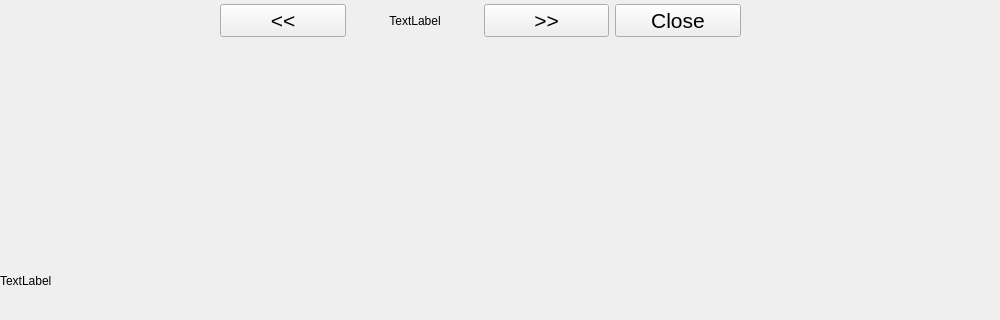
This is ui.ui in joan-arau/grow as Qt 5 draws it before an edit; both pictures show x 0 to 1000 and y 0 to 320 of the 1000 by 602 pixel window. The edited form follows.
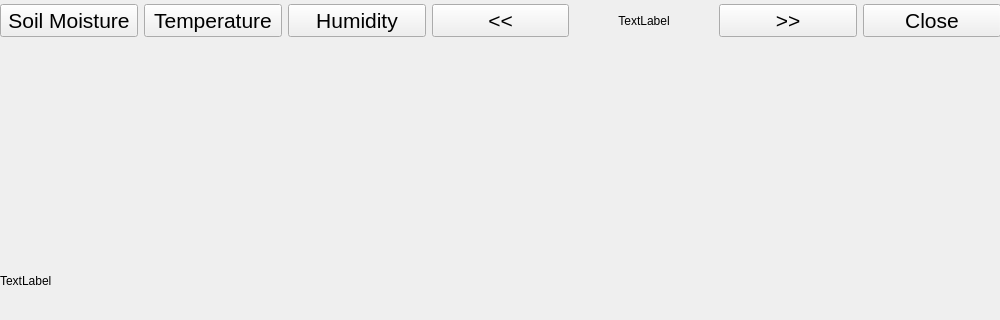
This is the edited form. Icons and pictures are not drawn.

Diff of the .ui file:
```diff
--- a/ui.ui
+++ b/ui.ui
@@ -49,13 +49,58 @@
    <widget class="QWidget" name="horizontalLayoutWidget">
     <property name="geometry">
      <rect>
-      <x>220</x>
+      <x>0</x>
       <y>0</y>
-      <width>521</width>
+      <width>1001</width>
       <height>41</height>
      </rect>
     </property>
     <layout class="QHBoxLayout" name="horizontalLayout">
+     <item>
+      <widget class="QPushButton" name="b_moist">
+       <property name="font">
+        <font>
+         <pointsize>16</pointsize>
+        </font>
+       </property>
+       <property name="text">
+        <string>Soil Moisture</string>
+       </property>
+       <property name="shortcut">
+        <string>Return</string>
+       </property>
+      </widget>
+     </item>
+     <item>
+      <widget class="QPushButton" name="b_temp">
+       <property name="font">
+        <font>
+         <pointsize>16</pointsize>
+        </font>
+       </property>
+       <property name="text">
+        <string>Temperature</string>
+       </property>
+       <property name="shortcut">
+        <string>Return</string>
+       </property>
+      </widget>
+     </item>
+     <item>
+      <widget class="QPushButton" name="b_hum">
+       <property name="font">
+        <font>
+         <pointsize>16</pointsize>
+        </font>
+       </property>
+       <property name="text">
+        <string>Humidity</string>
+       </property>
+       <property name="shortcut">
+        <string>Return</string>
+       </property>
+      </widget>
+     </item>
      <item>
       <widget class="QPushButton" name="b_back">
        <property name="font">
```
Left out of the diff: 6 changed lines with no effect on the pictures.
